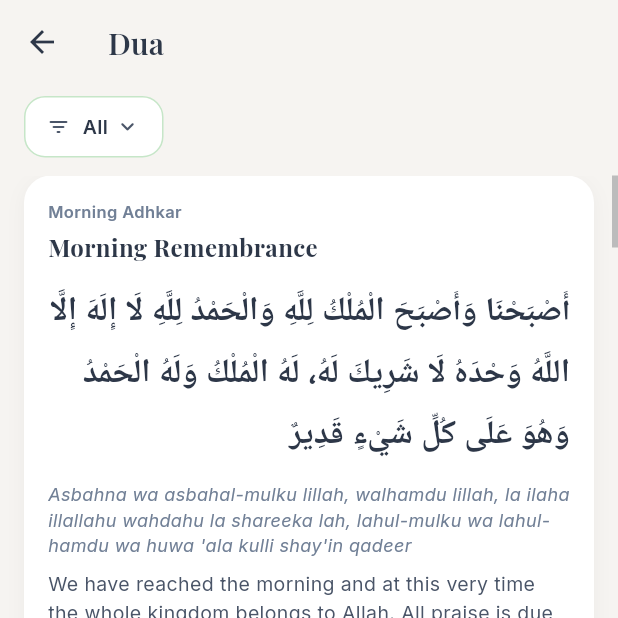
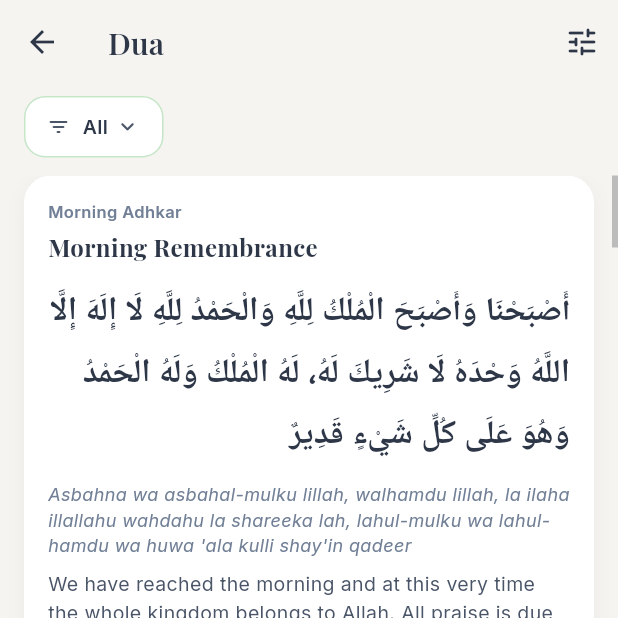
Before and after one commit to najibahmed/dhikrullah, a Flutter app: the DuaScreen screen opened by its route, on a phone screen of 412 x 824 dp, the top half of it. Run offline on Flutter 3.47's test engine with Material 3 defaults, Android fonts, the phone set to English and light mode, and no system bars; our stand-ins replace flutter_compass, flutter_local_notifications, flutter_timezone, geolocator, google_fonts, hijri and 4 more; missing offline and left inert: adhan_dart; accounts and stored records are empty; Roboto replaces fonts that are missing (Amiri).

Commit message:
feat: per-screen font-size settings for Dua and Allah Names
Add a shared font-size settings dialog (Arabic/transliteration/meaning
sliders) that each screen wires up with its own scoped FontSizeProvider,
persisted independently, since Dua and Allah Names need different
defaults/ranges for their text. Also add appBar title to favorites screen.

Co-Authored-By: Claude Sonnet 5 <noreply@anthropic.com>

```diff
--- /dev/null
+++ b/lib/core/providers/font_size_provider.dart
@@ -0,0 +1,90 @@
+// lib/core/providers/font_size_provider.dart
+//
+// Screen-scoped font-size settings for Arabic/transliteration/meaning text.
+// Each screen constructs its own FontSizeProvider with its own FontSizeConfig
+// (defaults/ranges tailored to that screen's design) and its own persisted
+// SharedPreferences key-prefix, rather than sharing one app-wide instance —
+// per CLAUDE.md, screen-scoped state is locally constructed, not hoisted
+// into the global provider tree.
+
+import 'package:flutter/material.dart';
+import 'package:shared_preferences/shared_preferences.dart';
+
+class FontSizeConfig {
+  final String id;
+  final double arabicDefault;
+  final double arabicMin;
+  final double arabicMax;
+  final double transliterationDefault;
+  final double transliterationMin;
+  final double transliterationMax;
+  final double meaningDefault;
+  final double meaningMin;
+  final double meaningMax;
+
+  const FontSizeConfig({
+    required this.id,
+    required this.arabicDefault,
+    required this.arabicMin,
+    required this.arabicMax,
+    required this.transliterationDefault,
+    required this.transliterationMin,
+    required this.transliterationMax,
+    required this.meaningDefault,
+    required this.meaningMin,
+    required this.meaningMax,
+  });
+}
+
+class FontSizeProvider extends ChangeNotifier {
+  final FontSizeConfig config;
+
+  late double _arabicFontSize = config.arabicDefault;
+  late double _transliterationFontSize = config.transliterationDefault;
+  late double _meaningFontSize = config.meaningDefault;
+
+  FontSizeProvider(this.config);
+
+  double get arabicFontSize => _arabicFontSize;
+  double get transliterationFontSize => _transliterationFontSize;
+  double get meaningFontSize => _meaningFontSize;
+
+  String get _arabicKey => '${config.id}_font_size_arabic';
+  String get _transliterationKey => '${config.id}_font_size_transliteration';
+  String get _meaningKey => '${config.id}_font_size_meaning';
+
+  /// Loads any persisted sizes for this screen and applies them. Not
+  /// awaited by callers — fire-and-forget, notifies once loaded.
+  Future<void> hydrate() async {
+    final prefs = await SharedPreferences.getInstance();
+    _arabicFontSize = prefs.getDouble(_arabicKey) ?? config.arabicDefault;
+    _transliterationFontSize =
+        prefs.getDouble(_transliterationKey) ?? config.transliterationDefault;
+    _meaningFontSize = prefs.getDouble(_meaningKey) ?? config.meaningDefault;
+    notifyListeners();
+  }
+
+  Future<void> setArabicFontSize(double size) async {
+    if (_arabicFontSize == size) return;
+    _arabicFontSize = size;
+    notifyListeners();
+    final prefs = await SharedPreferences.getInstance();
+    await prefs.setDouble(_arabicKey, size);
+  }
+
+  Future<void> setTransliterationFontSize(double size) async {
+    if (_transliterationFontSize == size) return;
+    _transliterationFontSize = size;
+    notifyListeners();
+    final prefs = await SharedPreferences.getInstance();
+    await prefs.setDouble(_transliterationKey, size);
+  }
+
+  Future<void> setMeaningFontSize(double size) async {
+    if (_meaningFontSize == size) return;
+    _meaningFontSize = size;
+    notifyListeners();
+    final prefs = await SharedPreferences.getInstance();
+    await prefs.setDouble(_meaningKey, size);
+  }
+}
--- a/lib/features/dua/screens/dua_screen.dart
+++ b/lib/features/dua/screens/dua_screen.dart
@@ -7,13 +7,29 @@
 
 import 'package:flutter/material.dart';
 import 'package:google_fonts/google_fonts.dart';
+import 'package:provider/provider.dart';
 
 import 'package:dhikir_app/core/l10n/l10n_extensions.dart';
+import 'package:dhikir_app/core/providers/font_size_provider.dart';
 import 'package:dhikir_app/core/theme/app_colors.dart';
+import 'package:dhikir_app/core/widgets/font_size_settings_dialog.dart';
 import 'package:dhikir_app/features/dua/models/dua_item.dart';
 import 'package:dhikir_app/features/dua/services/dua_service.dart';
 import 'package:dhikir_app/features/dua/widgets/dua_card.dart';
 import 'package:dhikir_app/features/dua/widgets/dua_category_sheet.dart';
+
+const _duaFontSizeConfig = FontSizeConfig(
+  id: 'dua',
+  arabicDefault: 22,
+  arabicMin: 16,
+  arabicMax: 32,
+  transliterationDefault: 12,
+  transliterationMin: 10,
+  transliterationMax: 20,
+  meaningDefault: 13,
+  meaningMin: 11,
+  meaningMax: 20,
+);
 
 class DuaScreen extends StatefulWidget {
   const DuaScreen({super.key});
@@ -25,8 +41,16 @@ class DuaScreen extends StatefulWidget {
 class _DuaScreenState extends State<DuaScreen> {
   final _service = const DuaService();
   late final Future<DuaData> _future = _service.load(context);
+  late final FontSizeProvider _fontSizeProvider =
+      FontSizeProvider(_duaFontSizeConfig)..hydrate();
 
   String? _selectedCategoryId;
+
+  @override
+  void dispose() {
+    _fontSizeProvider.dispose();
+    super.dispose();
+  }
 
   Future<void> _openCategorySheet(DuaData data) async {
     final result = await showDuaCategorySheet(
@@ -43,7 +67,9 @@ class _DuaScreenState extends State<DuaScreen> {
   @override
   Widget build(BuildContext context) {
     final l10n = context.l10n;
-    return Scaffold(
+    return ChangeNotifierProvider.value(
+      value: _fontSizeProvider,
+      child: Scaffold(
         backgroundColor: AppColors.background,
         appBar: AppBar(
           backgroundColor: AppColors.background,
@@ -57,6 +83,14 @@ class _DuaScreenState extends State<DuaScreen> {
             ),
           ),
           iconTheme: const IconThemeData(color: AppColors.dark),
+          actions: [
+            Builder(
+              builder: (context) => IconButton(
+                icon: const Icon(Icons.tune_rounded),
+                onPressed: () => showFontSizeSettingsDialog(context),
+              ),
+            ),
+          ],
         ),
         body: FutureBuilder<DuaData>(
           future: _future,
@@ -108,6 +142,7 @@ class _DuaScreenState extends State<DuaScreen> {
             );
           },
         ),
+      ),
     );
   }
 }
--- a/lib/features/dua/widgets/dua_card.dart
+++ b/lib/features/dua/widgets/dua_card.dart
@@ -1,7 +1,9 @@
 import 'package:flutter/material.dart';
 import 'package:google_fonts/google_fonts.dart';
+import 'package:provider/provider.dart';
 
 import 'package:dhikir_app/core/l10n/l10n_extensions.dart';
+import 'package:dhikir_app/core/providers/font_size_provider.dart';
 import 'package:dhikir_app/core/theme/app_colors.dart';
 import 'package:dhikir_app/features/dua/models/dua_item.dart';
 
@@ -17,6 +19,7 @@ class DuaCard extends StatelessWidget {
   @override
   Widget build(BuildContext context) {
     final l10n = context.l10n;
+    final fontSize = context.watch<FontSizeProvider>();
     return Container(
       margin: const EdgeInsets.only(bottom: 12),
       padding: const EdgeInsets.all(16),
@@ -83,7 +86,7 @@ class DuaCard extends StatelessWidget {
             textDirection: TextDirection.rtl,
             textAlign: TextAlign.right,
             style: GoogleFonts.amiri(
-              fontSize: 22,
+              fontSize: fontSize.arabicFontSize,
               fontWeight: FontWeight.w700,
               color: AppColors.dark,
               height: 1.8,
@@ -93,7 +96,7 @@ class DuaCard extends StatelessWidget {
           Text(
             dua.transliteration,
             style: GoogleFonts.inter(
-              fontSize: 12,
+              fontSize: fontSize.transliterationFontSize,
               fontStyle: FontStyle.italic,
               height: 1.4,
               color: AppColors.subtle,
@@ -103,7 +106,7 @@ class DuaCard extends StatelessWidget {
           Text(
             dua.translation,
             style: GoogleFonts.inter(
-              fontSize: 13,
+              fontSize: fontSize.meaningFontSize,
               height: 1.45,
               color: AppColors.medium,
             ),
--- a/lib/l10n/app_bn.arb
+++ b/lib/l10n/app_bn.arb
@@ -51,6 +51,7 @@
   "qiblaBearingLabel": "কিবলা",
   "qiblaNoSensor": "এই ডিভাইসে কম্পাস সেন্সর নেই।",
 
+  "favoritesScreenTitle": "প্রিয়",
   "favoritesEmptyTitle": "এখনও কোনো প্রিয় যিকির নেই",
   "favoritesEmptySubtitle": "আপনার যিকির প্রিয় তালিকায় যুক্ত করতে হার্ট আইকনে ট্যাপ করুন",
   "favoritesCustomSectionTitle": "কাস্টম প্রিয় যিকির",
@@ -75,6 +76,10 @@
   "duaCategoryAll": "সব",
   "duaCategoryAllDescription": "প্রতিটি বিভাগের দোয়া দেখুন",
   "duaCategorySheetTitle": "দোয়ার বিভাগ",
+  "fontSettingsTitle": "ফন্ট সেটিংস",
+  "arabicFontSizeLabel": "আরবি ফন্ট সাইজ",
+  "transliterationFontSizeLabel": "উচ্চারণ ফন্ট সাইজ",
+  "meaningFontSizeLabel": "অর্থ ফন্ট সাইজ",
   "duaCountLabel": "{count}টি দোয়া",
   "@duaCountLabel": {"placeholders": {"count": {}}},
   "duaRepeatLabel": "×{count} বার পাঠ",
--- a/lib/l10n/app_en.arb
+++ b/lib/l10n/app_en.arb
@@ -57,6 +57,7 @@
   "qiblaBearingLabel": "Qibla",
   "qiblaNoSensor": "Compass sensor is not available on this device.",
 
+  "favoritesScreenTitle": "Favourites",
   "favoritesEmptyTitle": "No favorite dhikir yet",
   "favoritesEmptySubtitle": "Tap the heart icon to favorite your dhikir",
   "favoritesCustomSectionTitle": "Custom Favourite Dhikir",
@@ -82,6 +83,10 @@
   "duaCategoryAll": "All",
   "duaCategoryAllDescription": "Show duas from every category",
   "duaCategorySheetTitle": "Dua Category",
+  "fontSettingsTitle": "Font Settings",
+  "arabicFontSizeLabel": "Arabic Font Size",
+  "transliterationFontSizeLabel": "Transliteration Font Size",
+  "meaningFontSizeLabel": "Meaning Font Size",
   "duaCountLabel": "{count} duas",
   "@duaCountLabel": {"placeholders": {"count": {}}},
   "duaRepeatLabel": "Repeat ×{count}",
```
Also changed, not shown: lib/core/widgets/font_size_settings_dialog.dart (added, +158 -0 lines), lib/features/allah_names/screens/allah_names_screen.dart (+36 -1 lines), lib/features/allah_names/widgets/allah_name_card.dart (+6 -3 lines), lib/features/favorites/screens/favorite_screen.dart (+58 -16 lines), lib/l10n/generated/app_localizations.dart, lib/l10n/generated/app_localizations_bn.dart, lib/l10n/generated/app_localizations_en.dart. Lines whose indentation alone changed are shown as unchanged.
